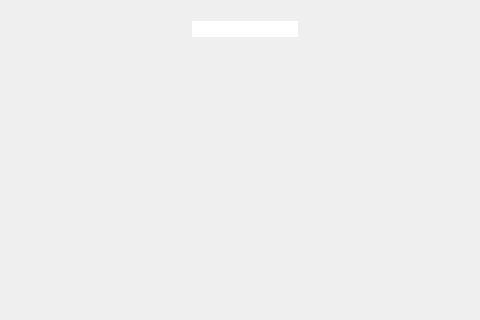
First picture: the form in test_2.ui, repository danysigha/Clipboard-Manager, before the edit; both pictures show x 179 to 659 and y 0 to 320 of the 847 by 800 pixel window.
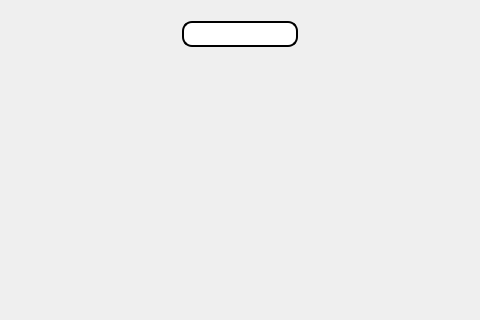
Second picture: the form after the edit. Icons and pictures are not drawn.

Commit message: Added css to search bar

What changed in the file:
```diff
--- a/test_2.ui
+++ b/test_2.ui
@@ -585,7 +585,16 @@
             </property>
             <layout class="QHBoxLayout" name="horizontalLayout_4">
              <item>
-              <widget class="QLineEdit" name="lineEdit"/>
+              <widget class="QLineEdit" name="lineEdit">
+               <property name="styleSheet">
+                <string notr="true">border:2px solid rgb(0, 0, 0);
+border-radius: 10px;
+padding: 3px;
+box-shadow: 0px 0px 20px 20px black;
+background-color: white;
+color: black;</string>
+               </property>
+              </widget>
              </item>
              <item>
               <widget class="QPushButton" name="search_button">
@@ -758,7 +767,7 @@
                <x>0</x>
                <y>0</y>
                <width>623</width>
-               <height>688</height>
+               <height>678</height>
               </rect>
              </property>
             </widget>
```
